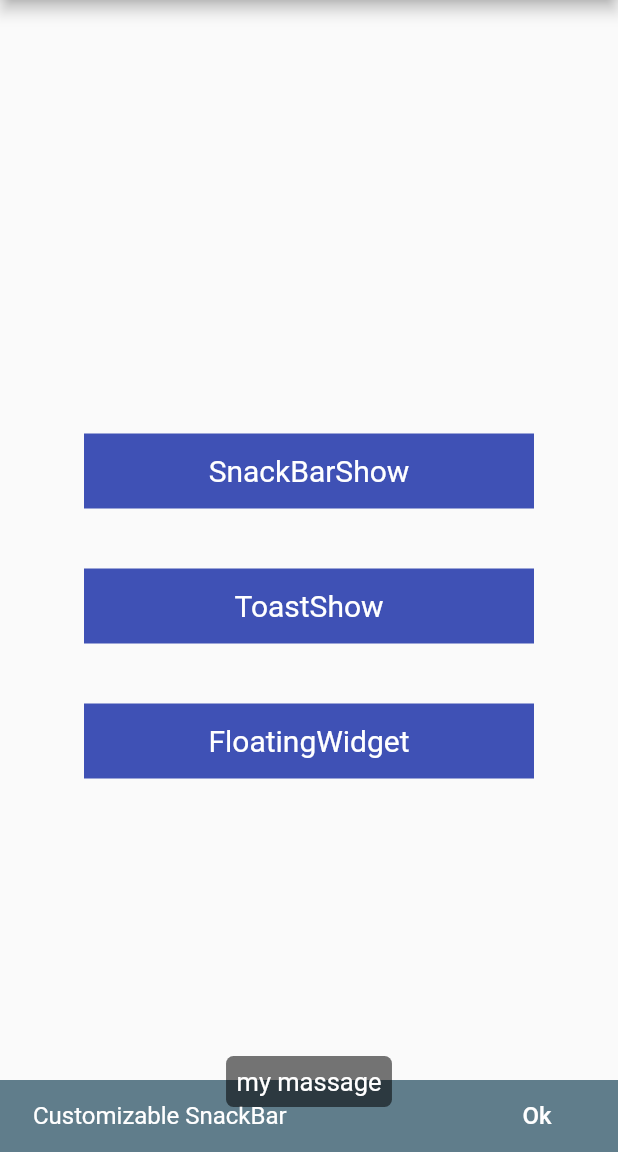
After one commit to Suebersson/overlay_widget, a Flutter app: the screen it shows after launch, after a tap on "SnackBarShow", after a tap on "ToastShow", on a phone screen of 412 x 824 dp, the part 84-1236 px from its top. The commit adds this screen. Run offline on Flutter 3.47's test engine with Material 2 defaults, Android fonts, the phone set to English and light mode, and no system bars.

Commit message:
version 1.0.1

```diff
--- a/example/lib/main.dart
+++ b/example/lib/main.dart
@@ -1,8 +1,6 @@
 
 import 'package:flutter/material.dart';
-import 'package:overlay_widget/src/snackBarAlert.dart';
-import 'package:overlay_widget/src/toastAlert.dart';
-import 'package:overlay_widget/src/floatingWidget.dart';
+import 'package:overlay_widget/overlay_widget.dart';
 
 void main() => runApp(const MyApp());
 
@@ -34,13 +32,17 @@ class MyCustomizedOverlay extends StatelessWidget {
               onTap: () {
                 SnackBarShow.show(
                   context: context,
-                  duration: 6000,
-                  height: 48.0,
-                  snackBarAlignment: SnackBarAlignment.bottomLeftToRigth,
+                  snackBarAlignment: SnackBarAlignment.bottom,
                   widget: Material(
-                    color: Colors.transparent,
-                    child: Padding(
+                    child: Container(
+                      height: 48.0,
+                      width: double.infinity,
+                      alignment: Alignment.center,
                       padding: const EdgeInsets.symmetric(horizontal: 22.0),
+                      decoration: BoxDecoration(
+                        color: Colors.blueGrey,
+                        borderRadius: BorderRadius.circular(0),
+                      ),
                       child: Row(
                         mainAxisAlignment: MainAxisAlignment.spaceBetween,
                         children: [
@@ -48,18 +50,13 @@ class MyCustomizedOverlay extends StatelessWidget {
                             'Customizable SnackBar',
                             style: TextStyle(fontSize: 16, color: Colors.white),
                           ),
-                          GestureDetector(
-                            onTap: () => print('SnackBar demo'),
-                            child: Container(
-                              alignment: Alignment.center,
-                              color: Colors.transparent,
-                              width: 60.0,
-                              child: const Text(
-                                'Ok',
-                                style: TextStyle(fontSize: 16, color: Colors.white),
-                              ),
+                          TextButton(
+                            onPressed: () => print('SnackBar demo'),
+                            child: const Text(
+                              'Ok',
+                              style: TextStyle(fontSize: 16, color: Colors.white),
                             ),
-                          )
+                          ),
                         ],
                       ),
                     ),
@@ -72,7 +69,12 @@ class MyCustomizedOverlay extends StatelessWidget {
               onTap: () {
                 Toast.show(
                   context: context,
-                  message: 'my massage'
+                  toastAlignment: ToastAlignment.bottom,
+                  child: const Text(
+                    'my massage',
+                    softWrap:  true,
+                    style: TextStyle(fontSize: 17.0, color: Colors.white),
+                  ),
                 );
               },
             ),
--- a/lib/overlay_widget.dart
+++ b/lib/overlay_widget.dart
@@ -1,5 +1,5 @@
 library overlay_widget;
 
-export './src/floatingWidget.dart';
-export './src/snackBarAlert.dart';
-export './src/toastAlert.dart';
+export 'src/floating_widget.dart';
+export 'src/snackbar_alert.dart';
+export 'src/toast_alert.dart';
--- a/lib/src/floatingWidget.dart
+++ b/lib/src/floating_widget.dart
@@ -54,7 +54,7 @@ class FloatingWidgetAlert extends OverlayRoute {
 
   @override
   void dispose() {
-    print('---- Disposing FloatingWidget ----');
+    //print('---- Disposing FloatingWidget ----');
 
     onClosing?.call();
 
@@ -91,9 +91,9 @@ class FloatingWidgetAlert extends OverlayRoute {
               //print('${offset!.dx}  ${offset!.dy}');
               //print('${details.globalPosition.dx}');
 
-              if (super.overlayEntries.isNotEmpty)
+              if (super.overlayEntries.isNotEmpty) {
                 super.overlayEntries[0].markNeedsBuild(); // setState
-
+              }
               if (offset!.dx < 0 || offset!.dy < 0) dispose();
             },
             onLongPress: dispose,
--- /dev/null
+++ b/lib/src/snackbar_alert.dart
@@ -0,0 +1,269 @@
+import 'dart:async';
+import 'package:flutter/material.dart';
+
+///  Classe responsável por chamar/exibir o widget através do objeto [SnackbarAlert]
+abstract class SnackBarShow {
+  static void show(
+      {required BuildContext context,
+      required Widget widget,
+      TypeAnimation typeAnimation = TypeAnimation.slide,
+      Duration duration = const Duration(seconds: 6),
+      Duration animationDisplay = const Duration(milliseconds: 700),
+      Duration animationReverse = const Duration(milliseconds: 1500),
+      Curve curve = Curves.ease,
+      SnackBarAlignment snackBarAlignment = SnackBarAlignment.bottom,
+      void Function()? onVisible,
+      void Function()? onClosing,
+      void Function()? onTap}) {
+    Navigator.push(
+      context,
+      SnackbarAlert(
+        widget: widget,
+        typeAnimation: typeAnimation,
+        duration: duration,
+        animationDisplay: animationDisplay,
+        animationReverse: animationReverse,
+        curve: curve,
+        snackBarAlignment: snackBarAlignment,
+        onVisible: onVisible,
+        onClosing: onClosing,
+        onTap: onTap,
+      ),
+    );
+  }
+}
+
+/// Exemplo de `SnackBarShow.show(context: context, widget: const MyWidget());`
+class SnackbarAlert extends OverlayRoute {
+  /// Chamar um widget customizável de sobreposição[Overlay] que substitui a [SnackBar] da biblioteca do [Material],
+  /// sem em bloquear a rota(página) ativa que possibilita ao desenvolvedor uma maior customização
+  final Widget widget;
+  final TypeAnimation typeAnimation;
+  final Duration duration;
+  final Duration animationDisplay;
+  final Duration animationReverse;
+  final Curve curve;
+  final SnackBarAlignment snackBarAlignment;
+  final void Function()? onVisible;
+  final void Function()? onClosing;
+  final void Function()? onTap;
+
+  SnackbarAlert({
+    required this.widget,
+    this.typeAnimation = TypeAnimation.slide,
+    this.duration = const Duration(seconds: 6),
+    this.animationDisplay = const Duration(milliseconds: 700),
+    this.animationReverse = const Duration(milliseconds: 1500),
+    this.curve = Curves.ease,
+    this.snackBarAlignment = SnackBarAlignment.bottom,
+    this.onVisible,
+    this.onClosing,
+    this.onTap,
+  }) : super(settings: const RouteSettings(name: 'SnackbarAlert'));
+
+  late AnimationController _animationController;
+  bool _canDispose = true;
+
+  @override
+  void install() {
+    _animationController = AnimationController(
+      duration: animationDisplay,
+      reverseDuration: animationReverse,
+      debugLabel: 'animationSnackBarController',
+      vsync: navigator!,
+    );
+
+    onVisible?.call();
+
+    super.install();
+
+    int durationCounter = duration.inSeconds;
+
+    /// Função para contagem regressiva da duração de exibição da Snackbar
+    /// que pausa a contagem quando o usuário tocar e manter pressionado o widget
+    Timer.periodic(const Duration(seconds: 1), (timer) {
+      if (_canDispose && durationCounter <= 0) {
+        timer.cancel();
+        if (_animationController.isCompleted) {
+          _animationController.reverse().then((_) {
+            Future.delayed(
+                Duration(milliseconds: animationReverse.inMilliseconds + 500),
+                dispose);
+          });
+        } else {
+          dispose();
+        }
+      } else if (_canDispose) {
+        durationCounter--;
+      }
+    });
+  }
+
+  @override
+  TickerFuture didPush() {
+    super.didPush();
+    return _animationController.forward();
+  }
+
+  @override
+  void dispose() {
+    //print('---- Disposing SnackBar ----');
+
+    onClosing?.call();
+
+    if (_animationController.isCompleted) {
+      _animationController.reverse().then((_) {
+        _animationController.dispose();
+      });
+    } else {
+      try {
+        _animationController.dispose();
+      } catch (e) {
+        //throw '---- Controller disposed ----';
+      }
+    }
+
+    if (super.overlayEntries.isNotEmpty) super.overlayEntries[0].remove();
+
+    super.dispose();
+  }
+
+  @override
+  Iterable<OverlayEntry> createOverlayEntries() {
+    return <OverlayEntry>[
+      OverlayEntry(builder: (_) {
+        return SafeArea(
+          child: _SelectedSnackbarAnimation(
+            snackbarAlert: this,
+            child: Align(
+              alignment: snackBarAlignment.getAlignment,
+              child: Dismissible(
+                onDismissed: (_) => dispose(),
+                key: const Key("dismissibleSnackbar"),
+                direction: DismissDirection.horizontal,
+                child: GestureDetector(
+                  onTapUp: (_) => _canDispose = true,
+                  onLongPressUp: () => _canDispose = true,
+                  onTapDown: (_) => _canDispose = false,
+                  onTap: onTap,
+                  child: widget,
+                ),
+              ),
+            ),
+          ),
+        );
+      }),
+    ];
+  }
+}
+
+enum TypeAnimation { slide, scale, fade, slideWithScale, fadeWithScale }
+
+@immutable
+class _SelectedSnackbarAnimation extends StatelessWidget {
+  final SnackbarAlert snackbarAlert;
+  final Widget child;
+
+  const _SelectedSnackbarAnimation({
+    Key? key,
+    required this.snackbarAlert,
+    required this.child,
+  }) : super(key: key);
+
+  @override
+  Widget build(BuildContext context) {
+    switch (snackbarAlert.typeAnimation) {
+      case TypeAnimation.slide:
+        return SlideTransition(
+          position: snackbarAlert._animationController.view.drive(Tween(
+                  begin: snackbarAlert.snackBarAlignment.getOffSet,
+                  end: Offset.zero)
+              .chain(CurveTween(curve: snackbarAlert.curve))),
+          child: child,
+        );
+      case TypeAnimation.scale:
+        return ScaleTransition(
+          scale: Tween<double>(begin: 0.0, end: 1.0).animate(CurvedAnimation(
+              parent: snackbarAlert._animationController,
+              curve: snackbarAlert.curve)),
+          alignment: Alignment.center,
+          child: child,
+        );
+      case TypeAnimation.fade:
+        return FadeTransition(
+          child: child,
+          opacity: snackbarAlert._animationController,
+        );
+      case TypeAnimation.slideWithScale:
+        return SlideTransition(
+          position: snackbarAlert._animationController.drive(Tween(
+                  begin: snackbarAlert.snackBarAlignment.getOffSet,
+                  end: Offset.zero)
+              .chain(CurveTween(curve: snackbarAlert.curve))),
+          child: ScaleTransition(
+            scale: Tween<double>(begin: 0.0, end: 1.0).animate(CurvedAnimation(
+                parent: snackbarAlert._animationController,
+                curve: snackbarAlert.curve)),
+            child: child,
+          ),
+        );
+      case TypeAnimation.fadeWithScale:
+        return FadeTransition(
+          opacity: snackbarAlert._animationController,
+          child: ScaleTransition(
+            scale: Tween<double>(begin: 0.0, end: 1.0).animate(CurvedAnimation(
+                parent: snackbarAlert._animationController,
+                curve: snackbarAlert.curve)),
+            child: child,
+            alignment: Alignment.center,
+          ),
+        );
+      default:
+        return const SizedBox();
+    }
+  }
+}
+
+enum SnackBarAlignment {
+  top,
+  topLeftToRigth,
+  topRigthToLeft,
+  bottom,
+  bottomLeftToRigth,
+  bottomRigthToLeft,
+}
+
+/// Definir o aliamento da [SnackbarAlert]
+extension on SnackBarAlignment {
+  Alignment get getAlignment {
+    switch (this) {
+      case SnackBarAlignment.top:
+      case SnackBarAlignment.topLeftToRigth:
+      case SnackBarAlignment.topRigthToLeft:
+        return Alignment.topCenter;
+      case SnackBarAlignment.bottom:
+      case SnackBarAlignment.bottomLeftToRigth:
+      case SnackBarAlignment.bottomRigthToLeft:
+        return Alignment.bottomCenter;
+      default:
+        return Alignment.bottomCenter;
+    }
+  }
+
+  Offset get getOffSet {
+    switch (this) {
+      case SnackBarAlignment.top:
+        return const Offset(0.0, -1.0);
+      case SnackBarAlignment.bottom:
+        return const Offset(0.0, 1.0);
+      case SnackBarAlignment.topLeftToRigth:
+      case SnackBarAlignment.bottomLeftToRigth:
+        return const Offset(-1.0, 0.0);
+      case SnackBarAlignment.topRigthToLeft:
+      case SnackBarAlignment.bottomRigthToLeft:
+        return const Offset(1.0, 0.0);
+      default:
+        return const Offset(0.0, 1.0);
+    }
+  }
+}
--- a/lib/src/toastAlert.dart
+++ b/lib/src/toast_alert.dart
@@ -4,65 +4,54 @@ import 'package:flutter/material.dart';
 /// O Widget [ToastAlert] pode ser chamado diretamente pela classe ou pelo método [Toast.show]
 abstract class Toast {
   /// Exemplo de uso: Toast.show(context: context, message: 'My toast');
-  static void show(
-      {required BuildContext context,
-      required String message,
-      TextStyle textStyle =
-          const TextStyle(fontSize: 17.0, color: Colors.white),
+  static void show({
+    required BuildContext context,
+    required child,
     Color backgroundColor = Colors.black54,
     Duration duration = const Duration(milliseconds: 3500),
-      ToastAlignment toastAlignment = ToastAlignment.center,
-      BorderRadiusGeometry? borderRadius}) {
+    ToastAlignment toastAlignment = ToastAlignment.bottom,
+    BorderRadiusGeometry? borderRadius,
+    EdgeInsetsGeometry margin =
+        const EdgeInsets.symmetric(vertical: 30.0, horizontal: 15.0),
+    EdgeInsetsGeometry padding = const EdgeInsets.all(7.0),
+  }) {
     Navigator.push(
       context,
       ToastAlert(
-          message: message,
+        child: child,
         backgroundColor: backgroundColor,
-          textStyle: textStyle,
         duration: duration,
         toastAlignment: toastAlignment,
-          borderRadius: borderRadius),
+        borderRadius: borderRadius,
+        margin: margin,
+        padding: padding,
+      ),
     );
   }
 }
 
 class ToastAlert extends OverlayRoute {
-  /// Navegar para um [widget] semelhante a uma Toast do tipo [overlay]
+  /// Navegar para um [Widget] de sobreposição semelhante a uma Toast do tipo [Overlay]
   /// sem bloquear a rota(página) ativa
-  final String message;
-  final TextStyle textStyle;
+  final Text child;
   final Color backgroundColor;
   final Duration duration;
   final ToastAlignment toastAlignment;
   final BorderRadiusGeometry? borderRadius;
+  final EdgeInsetsGeometry margin;
+  final EdgeInsetsGeometry padding;
 
-  ToastAlert(
-      {required this.message,
-      this.textStyle = const TextStyle(fontSize: 17.0, color: Colors.white),
+  ToastAlert({
+    required this.child,
     this.backgroundColor = Colors.black54,
     this.duration = const Duration(milliseconds: 3500),
-      this.toastAlignment = ToastAlignment.center,
-      this.borderRadius})
-      : super(settings: const RouteSettings(name: 'ToastAlert'));
+    this.toastAlignment = ToastAlignment.bottom,
+    this.borderRadius,
+    this.margin = const EdgeInsets.symmetric(vertical: 30.0, horizontal: 15.0),
+    this.padding = const EdgeInsets.all(7.0),
+  }) : super(settings: const RouteSettings(name: 'ToastAlert'));
 
   late AnimationController _animationController;
-
-  void _close() {
-    /*Future.delayed(
-      duration,
-      (){
-        if(isCurrent){
-          navigator?.pop();
-        }else if(isActive){
-          //navigator?.removeRoute(this);
-          navigator?.finalizeRoute(this);
-        }else{
-          dispose();
-        }
-      }
-    );*/
-    Future.delayed(duration, dispose);
-  }
 
   @override
   void install() {
@@ -76,8 +65,9 @@ class ToastAlert extends OverlayRoute {
     super.install();
 
     Future.delayed(duration, () {
-      _animationController.reverse();
-      _close();
+      _animationController.reverse().then((_) {
+        Future.delayed(const Duration(seconds: 2), dispose);
+      });
     });
   }
 
@@ -89,13 +79,26 @@ class ToastAlert extends OverlayRoute {
 
   @override
   void dispose() {
-    print('---- Disposing Toast ----');
-
+    //print('---- Disposing Toast ----');
     _animationController.dispose();
     super.overlayEntries[0].remove();
     super.dispose();
   }
 
+  /// Desse widget prá baixo deve ser evitados usar um Container
+  /// porque ele tem o comportamento de se expandir oculpando o resto
+  /// da largura disponivel na tela mesmo quando o texto for pequeno.
+  ///
+  /// Dessa forma o [Material] substítui o [Container] e será sempre
+  /// compactado, com quebra de linha e limitado a largura da tela
+  ///
+  /// Componentes nessa ordem:
+  ///
+  /// Padding
+  /// Center
+  /// Material
+  /// Padding
+  /// child: Text()
   @override
   Iterable<OverlayEntry> createOverlayEntries() {
     return <OverlayEntry>[
@@ -109,20 +112,14 @@ class ToastAlert extends OverlayRoute {
               child: LimitedBox(
                 maxWidth: MediaQuery.of(context).size.width,
                 child: Padding(
-                  padding: const EdgeInsets.symmetric(
-                      vertical: 65.0, horizontal: 15.0),
+                  padding: margin,
                   child: Center(
                     child: Material(
                       color: backgroundColor,
-                      borderRadius: borderRadius ?? BorderRadius.circular(30.0),
+                      borderRadius: borderRadius ?? BorderRadius.circular(5.0),
                       child: Padding(
-                        padding: const EdgeInsets.symmetric(
-                            horizontal: 30.0, vertical: 7.0),
-                        child: Text(
-                          message,
-                          softWrap: true,
-                          style: textStyle,
-                        ),
+                        padding: padding,
+                        child: child,
                       ),
                     ),
                   ),
@@ -138,7 +135,6 @@ class ToastAlert extends OverlayRoute {
 
 enum ToastAlignment { top, center, bottom }
 
-/// Definir o aliamento da [ToastAlert]
 extension on ToastAlignment {
   Alignment get getAlignment {
     switch (this) {
```
Also changed, not shown: lib/src/snackBarAlert.dart (deleted, +0 -204 lines), pubspec.yaml (+11 -2 lines), example/pubspec.lock, 2 other files. Lines whose indentation alone changed are shown as unchanged.
